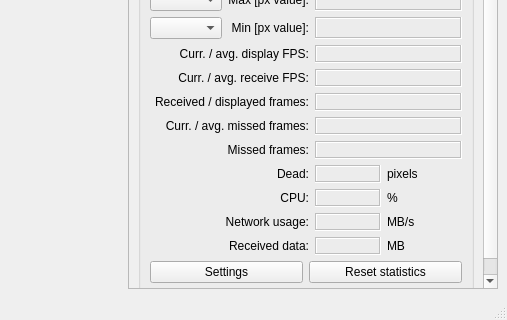
Above: c2dataviewer/ui/imagev.ui from epics-extensions/c2dataviewer before the change; both pictures show x 612 to 1119 and y 530 to 850 of the 1119 by 850 pixel window. Below: the same form after it.
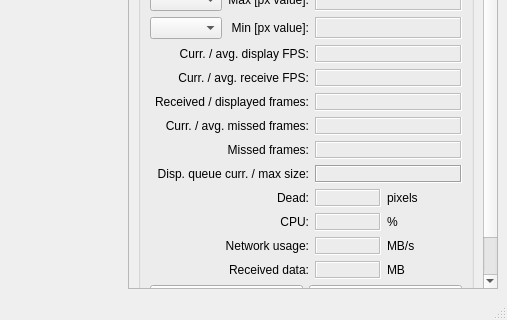
That is the form after the change. Custom widgets are drawn as their Qt base class.

Commit message: Add queue information to the statistics

The edit to the form file:
```diff
--- a/c2dataviewer/ui/imagev.ui
+++ b/c2dataviewer/ui/imagev.ui
@@ -115,9 +115,9 @@
           <property name="geometry">
            <rect>
             <x>0</x>
-            <y>0</y>
+            <y>-109</y>
             <width>354</width>
-            <height>897</height>
+            <height>922</height>
            </rect>
           </property>
           <layout class="QVBoxLayout" name="verticalLayout_11">
@@ -383,8 +383,18 @@
               <string>Statistics</string>
              </property>
              <layout class="QGridLayout" name="gridLayout">
-              <item row="9" column="2">
-               <widget class="QLabel" name="deadPixel">
+              <item row="1" column="0" colspan="2">
+               <widget class="QLabel" name="label_runtime">
+                <property name="text">
+                 <string>Runtime:</string>
+                </property>
+                <property name="alignment">
+                 <set>Qt::AlignRight|Qt::AlignTrailing|Qt::AlignVCenter</set>
+                </property>
+               </widget>
+              </item>
+              <item row="11" column="2">
+               <widget class="QLabel" name="cpuUsage">
                 <property name="enabled">
                  <bool>false</bool>
                 </property>
@@ -397,120 +407,6 @@
                </widget>
               </item>
               <item row="12" column="3">
-               <widget class="QLabel" name="label_27">
-                <property name="sizePolicy">
-                 <sizepolicy hsizetype="Fixed" vsizetype="Preferred">
-                  <horstretch>0</horstretch>
-                  <verstretch>0</verstretch>
-                 </sizepolicy>
-                </property>
-                <property name="minimumSize">
-                 <size>
-                  <width>75</width>
-                  <height>0</height>
-                 </size>
-                </property>
-                <property name="text">
-                 <string>MB</string>
-                </property>
-               </widget>
-              </item>
-              <item row="6" column="2" colspan="2">
-               <widget class="QLabel" name="nFrames">
-                <property name="enabled">
-                 <bool>false</bool>
-                </property>
-                <property name="frameShape">
-                 <enum>QFrame::Box</enum>
-                </property>
-                <property name="frameShadow">
-                 <enum>QFrame::Sunken</enum>
-                </property>
-               </widget>
-              </item>
-              <item row="9" column="3">
-               <widget class="QLabel" name="label_24">
-                <property name="sizePolicy">
-                 <sizepolicy hsizetype="Fixed" vsizetype="Preferred">
-                  <horstretch>0</horstretch>
-                  <verstretch>0</verstretch>
-                 </sizepolicy>
-                </property>
-                <property name="minimumSize">
-                 <size>
-                  <width>75</width>
-                  <height>0</height>
-                 </size>
-                </property>
-                <property name="text">
-                 <string>pixels</string>
-                </property>
-               </widget>
-              </item>
-              <item row="1" column="2" colspan="2">
-               <widget class="QLabel" name="runtime">
-                <property name="enabled">
-                 <bool>false</bool>
-                </property>
-                <property name="frameShape">
-                 <enum>QFrame::Box</enum>
-                </property>
-                <property name="frameShadow">
-                 <enum>QFrame::Sunken</enum>
-                </property>
-               </widget>
-              </item>
-              <item row="10" column="0" colspan="2">
-               <widget class="QLabel" name="label_18">
-                <property name="text">
-                 <string>CPU:</string>
-                </property>
-                <property name="alignment">
-                 <set>Qt::AlignRight|Qt::AlignTrailing|Qt::AlignVCenter</set>
-                </property>
-               </widget>
-              </item>
-              <item row="2" column="1">
-               <widget class="QLabel" name="label_9">
-                <property name="text">
-                 <string>Max [px value]:</string>
-                </property>
-                <property name="alignment">
-                 <set>Qt::AlignRight|Qt::AlignTrailing|Qt::AlignVCenter</set>
-                </property>
-               </widget>
-              </item>
-              <item row="4" column="0" colspan="2">
-               <widget class="QLabel" name="lblFrameRateCurrAvg">
-                <property name="text">
-                 <string>Curr. / avg. display FPS:</string>
-                </property>
-                <property name="alignment">
-                 <set>Qt::AlignRight|Qt::AlignTrailing|Qt::AlignVCenter</set>
-                </property>
-               </widget>
-              </item>
-              <item row="7" column="0" colspan="2">
-               <widget class="QLabel" name="lblNMissedFramesCurrAvg">
-                <property name="text">
-                 <string>Curr. / avg. missed frames:</string>
-                </property>
-                <property name="alignment">
-                 <set>Qt::AlignRight|Qt::AlignTrailing|Qt::AlignVCenter</set>
-                </property>
-               </widget>
-              </item>
-              <item row="9" column="0" colspan="2">
-               <widget class="QLabel" name="label_17">
-                <property name="text">
-                 <string>Dead:</string>
-                </property>
-                <property name="alignment">
-                 <set>Qt::AlignRight|Qt::AlignTrailing|Qt::AlignVCenter</set>
-                </property>
-               </widget>
-              </item>
-              <item row="11" column="3">
                <widget class="QLabel" name="label_26">
                 <property name="sizePolicy">
                  <sizepolicy hsizetype="Fixed" vsizetype="Preferred">
@@ -529,39 +425,33 @@
                 </property>
                </widget>
               </item>
-              <item row="0" column="0" colspan="2">
-               <widget class="QLabel" name="label_4">
+              <item row="13" column="0" colspan="2">
+               <widget class="QLabel" name="label_22">
                 <property name="text">
-                 <string>Input type / color mode:</string>
+                 <string>Received data:</string>
                 </property>
                 <property name="alignment">
                  <set>Qt::AlignRight|Qt::AlignTrailing|Qt::AlignVCenter</set>
                 </property>
                </widget>
               </item>
-              <item row="4" column="2" colspan="2">
-               <widget class="QLabel" name="frameRateCurrAvg">
-                <property name="enabled">
-                 <bool>false</bool>
+              <item row="8" column="0" colspan="2">
+               <widget class="QLabel" name="label_66">
+                <property name="text">
+                 <string>Missed frames:</string>
                 </property>
-                <property name="frameShape">
-                 <enum>QFrame::Box</enum>
+                <property name="alignment">
+                 <set>Qt::AlignRight|Qt::AlignTrailing|Qt::AlignVCenter</set>
                 </property>
-                <property name="frameShadow">
-                 <enum>QFrame::Sunken</enum>
-                </property>
                </widget>
               </item>
-              <item row="2" column="2" colspan="2">
-               <widget class="QLabel" name="maxPixel">
-                <property name="enabled">
-                 <bool>false</bool>
+              <item row="2" column="1">
+               <widget class="QLabel" name="label_9">
+                <property name="text">
+                 <string>Max [px value]:</string>
                 </property>
-                <property name="frameShape">
-                 <enum>QFrame::Box</enum>
-                </property>
-                <property name="frameShadow">
-                 <enum>QFrame::Sunken</enum>
+                <property name="alignment">
+                 <set>Qt::AlignRight|Qt::AlignTrailing|Qt::AlignVCenter</set>
                 </property>
                </widget>
               </item>
@@ -578,50 +468,6 @@
                 </property>
                </widget>
               </item>
-              <item row="1" column="0" colspan="2">
-               <widget class="QLabel" name="label_runtime">
-                <property name="text">
-                 <string>Runtime:</string>
-                </property>
-                <property name="alignment">
-                 <set>Qt::AlignRight|Qt::AlignTrailing|Qt::AlignVCenter</set>
-                </property>
-               </widget>
-              </item>
-              <item row="8" column="2" colspan="2">
-               <widget class="QLabel" name="nMissedFrames">
-                <property name="enabled">
-                 <bool>false</bool>
-                </property>
-                <property name="frameShape">
-                 <enum>QFrame::Box</enum>
-                </property>
-                <property name="frameShadow">
-                 <enum>QFrame::Sunken</enum>
-                </property>
-               </widget>
-              </item>
-              <item row="13" column="0" colspan="4">
-               <layout class="QHBoxLayout" name="horizontalLayout_21">
-                <item>
-                 <widget class="QPushButton" name="btnSettings">
-                  <property name="text">
-                   <string>Settings</string>
-                  </property>
-                 </widget>
-                </item>
-                <item>
-                 <widget class="QPushButton" name="resetStatistics">
-                  <property name="text">
-                   <string>Reset statistics</string>
-                  </property>
-                 </widget>
-                </item>
-               </layout>
-              </item>
-              <item row="3" column="0">
-               <widget class="QComboBox" name="minPixelChannel"/>
-              </item>
               <item row="3" column="1">
                <widget class="QLabel" name="label_11">
                 <property name="text">
@@ -645,24 +491,29 @@
                 </property>
                </widget>
               </item>
-              <item row="10" column="2">
-               <widget class="QLabel" name="cpuUsage">
-                <property name="enabled">
-                 <bool>false</bool>
-                </property>
-                <property name="frameShape">
-                 <enum>QFrame::Box</enum>
-                </property>
-                <property name="frameShadow">
-                 <enum>QFrame::Sunken</enum>
-                </property>
-               </widget>
-              </item>
               <item row="2" column="0">
                <widget class="QComboBox" name="maxPixelChannel"/>
               </item>
-              <item row="11" column="2">
-               <widget class="QLabel" name="netLoad">
+              <item row="14" column="0" colspan="4">
+               <layout class="QHBoxLayout" name="horizontalLayout_21">
+                <item>
+                 <widget class="QPushButton" name="btnSettings">
+                  <property name="text">
+                   <string>Settings</string>
+                  </property>
+                 </widget>
+                </item>
+                <item>
+                 <widget class="QPushButton" name="resetStatistics">
+                  <property name="text">
+                   <string>Reset statistics</string>
+                  </property>
+                 </widget>
+                </item>
+               </layout>
+              </item>
+              <item row="8" column="2" colspan="2">
+               <widget class="QLabel" name="nMissedFrames">
                 <property name="enabled">
                  <bool>false</bool>
                 </property>
@@ -674,8 +525,21 @@
                 </property>
                </widget>
               </item>
-              <item row="0" column="2" colspan="2">
-               <widget class="QLabel" name="tbValidInput">
+              <item row="6" column="2" colspan="2">
+               <widget class="QLabel" name="nFrames">
+                <property name="enabled">
+                 <bool>false</bool>
+                </property>
+                <property name="frameShape">
+                 <enum>QFrame::Box</enum>
+                </property>
+                <property name="frameShadow">
+                 <enum>QFrame::Sunken</enum>
+                </property>
+               </widget>
+              </item>
+              <item row="2" column="2" colspan="2">
+               <widget class="QLabel" name="maxPixel">
                 <property name="enabled">
                  <bool>false</bool>
                 </property>
@@ -688,7 +552,7 @@
                </widget>
               </item>
               <item row="10" column="3">
-               <widget class="QLabel" name="label_25">
+               <widget class="QLabel" name="label_24">
                 <property name="sizePolicy">
                  <sizepolicy hsizetype="Fixed" vsizetype="Preferred">
                   <horstretch>0</horstretch>
@@ -702,41 +566,11 @@
                  </size>
                 </property>
                 <property name="text">
-                 <string>%</string>
+                 <string>pixels</string>
                 </property>
                </widget>
               </item>
-              <item row="11" column="0" colspan="2">
-               <widget class="QLabel" name="label_21">
-                <property name="text">
-                 <string>Network usage:</string>
-                </property>
-                <property name="alignment">
-                 <set>Qt::AlignRight|Qt::AlignTrailing|Qt::AlignVCenter</set>
-                </property>
-               </widget>
-              </item>
-              <item row="12" column="0" colspan="2">
-               <widget class="QLabel" name="label_22">
-                <property name="text">
-                 <string>Received data:</string>
-                </property>
-                <property name="alignment">
-                 <set>Qt::AlignRight|Qt::AlignTrailing|Qt::AlignVCenter</set>
-                </property>
-               </widget>
-              </item>
-              <item row="8" column="0" colspan="2">
-               <widget class="QLabel" name="label_66">
-                <property name="text">
-                 <string>Missed frames:</string>
-                </property>
-                <property name="alignment">
-                 <set>Qt::AlignRight|Qt::AlignTrailing|Qt::AlignVCenter</set>
-                </property>
-               </widget>
-              </item>
-              <item row="12" column="2">
+              <item row="13" column="2">
                <widget class="QLabel" name="netReceived">
                 <property name="enabled">
                  <bool>false</bool>
@@ -749,16 +583,6 @@
                 </property>
                </widget>
               </item>
-              <item row="6" column="0" colspan="2">
-               <widget class="QLabel" name="label_67">
-                <property name="text">
-                 <string>Received / displayed frames:</string>
-                </property>
-                <property name="alignment">
-                 <set>Qt::AlignRight|Qt::AlignTrailing|Qt::AlignVCenter</set>
-                </property>
-               </widget>
-              </item>
               <item row="5" column="2" colspan="2">
                <widget class="QLabel" name="receiveRateCurrAvg">
                 <property name="enabled">
@@ -785,6 +609,205 @@
                 </property>
                </widget>
               </item>
+              <item row="10" column="0" colspan="2">
+               <widget class="QLabel" name="label_17">
+                <property name="text">
+                 <string>Dead:</string>
+                </property>
+                <property name="alignment">
+                 <set>Qt::AlignRight|Qt::AlignTrailing|Qt::AlignVCenter</set>
+                </property>
+               </widget>
+              </item>
+              <item row="12" column="2">
+               <widget class="QLabel" name="netLoad">
+                <property name="enabled">
+                 <bool>false</bool>
+                </property>
+                <property name="frameShape">
+                 <enum>QFrame::Box</enum>
+                </property>
+                <property name="frameShadow">
+                 <enum>QFrame::Sunken</enum>
+                </property>
+               </widget>
+              </item>
+              <item row="1" column="2" colspan="2">
+               <widget class="QLabel" name="runtime">
+                <property name="enabled">
+                 <bool>false</bool>
+                </property>
+                <property name="frameShape">
+                 <enum>QFrame::Box</enum>
+                </property>
+                <property name="frameShadow">
+                 <enum>QFrame::Sunken</enum>
+                </property>
+               </widget>
+              </item>
+              <item row="12" column="0" colspan="2">
+               <widget class="QLabel" name="label_21">
+                <property name="text">
+                 <string>Network usage:</string>
+                </property>
+                <property name="alignment">
+                 <set>Qt::AlignRight|Qt::AlignTrailing|Qt::AlignVCenter</set>
+                </property>
+               </widget>
+              </item>
+              <item row="4" column="0" colspan="2">
+               <widget class="QLabel" name="lblFrameRateCurrAvg">
+                <property name="text">
+                 <string>Curr. / avg. display FPS:</string>
+                </property>
+                <property name="alignment">
+                 <set>Qt::AlignRight|Qt::AlignTrailing|Qt::AlignVCenter</set>
+                </property>
+               </widget>
+              </item>
+              <item row="0" column="2" colspan="2">
+               <widget class="QLabel" name="tbValidInput">
+                <property name="enabled">
+                 <bool>false</bool>
+                </property>
+                <property name="frameShape">
+                 <enum>QFrame::Box</enum>
+                </property>
+                <property name="frameShadow">
+                 <enum>QFrame::Sunken</enum>
+                </property>
+               </widget>
+              </item>
+              <item row="6" column="0" colspan="2">
+               <widget class="QLabel" name="label_67">
+                <property name="text">
+                 <string>Received / displayed frames:</string>
+                </property>
+                <property name="alignment">
+                 <set>Qt::AlignRight|Qt::AlignTrailing|Qt::AlignVCenter</set>
+                </property>
+               </widget>
+              </item>
+              <item row="7" column="0" colspan="2">
+               <widget class="QLabel" name="lblNMissedFramesCurrAvg">
+                <property name="text">
+                 <string>Curr. / avg. missed frames:</string>
+                </property>
+                <property name="alignment">
+                 <set>Qt::AlignRight|Qt::AlignTrailing|Qt::AlignVCenter</set>
+                </property>
+               </widget>
+              </item>
+              <item row="13" column="3">
+               <widget class="QLabel" name="label_27">
+                <property name="sizePolicy">
+                 <sizepolicy hsizetype="Fixed" vsizetype="Preferred">
+                  <horstretch>0</horstretch>
+                  <verstretch>0</verstretch>
+                 </sizepolicy>
+                </property>
+                <property name="minimumSize">
+                 <size>
+                  <width>75</width>
+                  <height>0</height>
+                 </size>
+                </property>
+                <property name="text">
+                 <string>MB</string>
+                </property>
+               </widget>
+              </item>
+              <item row="11" column="0" colspan="2">
+               <widget class="QLabel" name="label_18">
+                <property name="text">
+                 <string>CPU:</string>
+                </property>
+                <property name="alignment">
+                 <set>Qt::AlignRight|Qt::AlignTrailing|Qt::AlignVCenter</set>
+                </property>
+               </widget>
+              </item>
+              <item row="3" column="0">
+               <widget class="QComboBox" name="minPixelChannel"/>
+              </item>
+              <item row="11" column="3">
+               <widget class="QLabel" name="label_25">
+                <property name="sizePolicy">
+                 <sizepolicy hsizetype="Fixed" vsizetype="Preferred">
+                  <horstretch>0</horstretch>
+                  <verstretch>0</verstretch>
+                 </sizepolicy>
+                </property>
+                <property name="minimumSize">
+                 <size>
+                  <width>75</width>
+                  <height>0</height>
+                 </size>
+                </property>
+                <property name="text">
+                 <string>%</string>
+                </property>
+               </widget>
+              </item>
+              <item row="4" column="2" colspan="2">
+               <widget class="QLabel" name="frameRateCurrAvg">
+                <property name="enabled">
+                 <bool>false</bool>
+                </property>
+                <property name="frameShape">
+                 <enum>QFrame::Box</enum>
+                </property>
+                <property name="frameShadow">
+                 <enum>QFrame::Sunken</enum>
+                </property>
+               </widget>
+              </item>
+              <item row="0" column="0" colspan="2">
+               <widget class="QLabel" name="label_4">
+                <property name="text">
+                 <string>Input type / color mode:</string>
+                </property>
+                <property name="alignment">
+                 <set>Qt::AlignRight|Qt::AlignTrailing|Qt::AlignVCenter</set>
+                </property>
+               </widget>
+              </item>
+              <item row="10" column="2">
+               <widget class="QLabel" name="deadPixel">
+                <property name="enabled">
+                 <bool>false</bool>
+                </property>
+                <property name="frameShape">
+                 <enum>QFrame::Box</enum>
+                </property>
+                <property name="frameShadow">
+                 <enum>QFrame::Sunken</enum>
+                </property>
+               </widget>
+              </item>
+              <item row="9" column="2" colspan="2">
+               <widget class="QLabel" name="nQueueSize">
+                <property name="frameShape">
+                 <enum>QFrame::Box</enum>
+                </property>
+                <property name="frameShadow">
+                 <enum>QFrame::Sunken</enum>
+                </property>
+                <property name="text">
+                 <string/>
+                </property>
+               </widget>
+              </item>
+              <item row="9" column="0" colspan="2">
+               <widget class="QLabel" name="label">
+                <property name="text">
+                 <string>Disp. queue curr. / max size:</string>
+                </property>
+                <property name="alignment">
+                 <set>Qt::AlignRight|Qt::AlignTrailing|Qt::AlignVCenter</set>
+                </property>
+               </widget>
+              </item>
              </layout>
             </widget>
            </item>
```
The commit also changes 2 other files.
